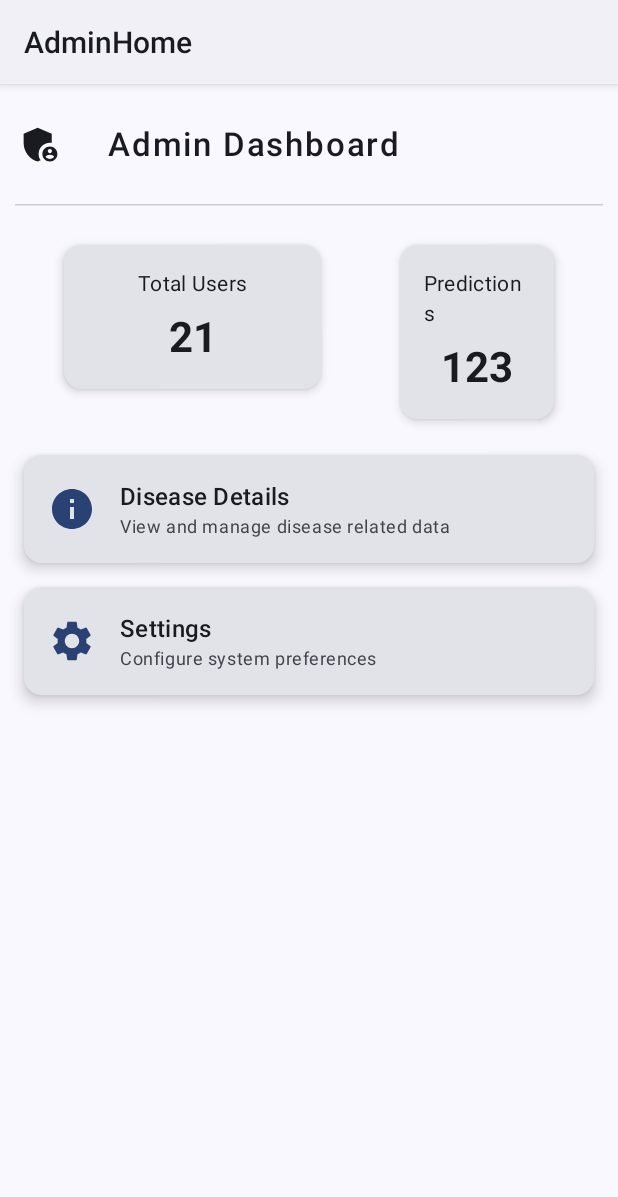
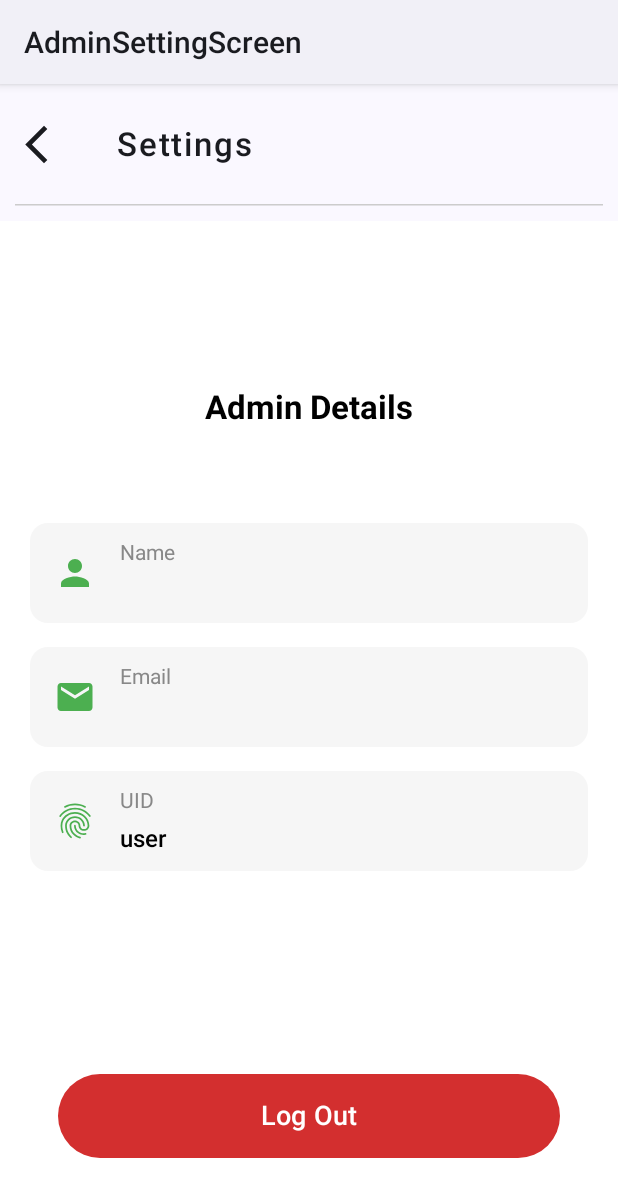
Before and after one commit to Mahato-Sunil/pdp_android_app, an Android app built with Jetpack Compose: the AdminHome screen opened directly, with no data from a screen before it, after a tap on "Settings", on a phone screen of 412 x 824 dp. Shown: the top 1197 px of the screen. Run offline under Robolectric (Android 15) with nearby library versions, the phone set to English and light mode, and no system bars; our stand-ins replace Firebase (no records; nobody signed in at launch, a user with empty details on screens opened directly).

Commit message:
Added Admin Setting and Cases Screen

```diff
--- a/app/src/main/java/com/officialsunil/pdpapplication/admin/screen/AdminHome.kt
+++ b/app/src/main/java/com/officialsunil/pdpapplication/admin/screen/AdminHome.kt
@@ -11,6 +11,7 @@ import androidx.compose.material3.Text
 import androidx.compose.runtime.Composable
 import androidx.compose.animation.AnimatedVisibility
 import androidx.compose.animation.core.animateFloatAsState
+import androidx.compose.foundation.background
 import androidx.compose.foundation.clickable
 import androidx.compose.foundation.interaction.MutableInteractionSource
 import androidx.compose.foundation.layout.*
@@ -34,6 +35,7 @@ import androidx.compose.ui.unit.dp
 import androidx.compose.ui.unit.sp
 import kotlinx.coroutines.delay
 import com.officialsunil.pdpapplication.admin.screen.ui.theme.PDPApplicationTheme
+import com.officialsunil.pdpapplication.utils.NavigationUtils
 
 class AdminHome : ComponentActivity() {
     override fun onCreate(savedInstanceState: Bundle?) {
@@ -44,8 +46,13 @@ class AdminHome : ComponentActivity() {
                 AdminDashboardScreen(
                     totalUsers = 21,
                     totalPredictions = 123,
-                    onDiseaseDetailsClick = {},
-                    onSettingsClick = {}
+                    onDiseaseDetailsClick = {
+                        // navigate to the diseae details section
+                        NavigationUtils.navigate(this@AdminHome, "adminCase")
+                    },
+                    onSettingsClick = {
+                        NavigationUtils.navigate(this@AdminHome, "adminSettings")
+                    }
                 )
             }
         }
@@ -130,22 +137,31 @@ fun AdminDashboardScreen(
                 }
             }
 
-            Spacer(modifier = Modifier.height(24.dp))
+            Spacer(modifier = Modifier.height(36.dp))
+
+            HorizontalDivider(
+                thickness = 2.dp
+            )
+            Spacer(modifier = Modifier.height(36.dp))
 
             // ===== Navigation Section =====
-            Column(
-                modifier = Modifier.fillMaxWidth(),
-                verticalArrangement = Arrangement.spacedBy(16.dp)
+
+            Row(
+                modifier = Modifier
+                    .fillMaxWidth()
+                    .wrapContentHeight()
+                    .padding(16.dp)
+                ,
+                horizontalArrangement = Arrangement.spacedBy(16.dp),
+                verticalAlignment = Alignment.CenterVertically
             ) {
                 AnimatedDashboardItem(
-                    title = "Disease Details",
-                    description = "View and manage disease related data",
+                    title = "Cases",
                     icon = Icons.Default.Info,
                     onClick = onDiseaseDetailsClick
                 )
                 AnimatedDashboardItem(
                     title = "Settings",
-                    description = "Configure system preferences",
                     icon = Icons.Default.Settings,
                     onClick = onSettingsClick
                 )
@@ -170,15 +186,15 @@ fun SummaryCard(title: String, value: String) {
 
     Card(
         modifier = Modifier
-//            .padding(4.dp)
-            .graphicsLayer { this.alpha = alpha },
+            .graphicsLayer { this.alpha = alpha }
+            .width(150.dp), // Fixed width for uniform card
         elevation = CardDefaults.cardElevation(4.dp)
     ) {
         Column(
             modifier = Modifier
-                .padding(16.dp)
-                .fillMaxWidth(.4f),
-            horizontalAlignment = Alignment.CenterHorizontally
+                .padding(16.dp),
+            horizontalAlignment = Alignment.CenterHorizontally,
+            verticalArrangement = Arrangement.Center
         ) {
             Text(text = title, style = MaterialTheme.typography.bodyMedium)
             Spacer(modifier = Modifier.height(8.dp))
@@ -195,7 +211,6 @@ fun SummaryCard(title: String, value: String) {
 @Composable
 fun AnimatedDashboardItem(
     title: String,
-    description: String,
     icon: ImageVector,
     onClick: () -> Unit
 ) {
@@ -209,7 +224,7 @@ fun AnimatedDashboardItem(
 
     Card(
         modifier = Modifier
-            .fillMaxWidth()
+            .size(120.dp)
             .graphicsLayer {
                 scaleX = scale
                 scaleY = scale
@@ -225,11 +240,11 @@ fun AnimatedDashboardItem(
         elevation = CardDefaults.cardElevation(6.dp),
         shape = MaterialTheme.shapes.medium
     ) {
-        Row(
+        Column (
             modifier = Modifier
                 .padding(16.dp)
-                .fillMaxWidth(),
-            verticalAlignment = Alignment.CenterVertically
+                .fillMaxSize(),
+            horizontalAlignment = Alignment.CenterHorizontally
         ) {
             Icon(
                 imageVector = icon,
@@ -237,29 +252,10 @@ fun AnimatedDashboardItem(
                 modifier = Modifier.size(32.dp),
                 tint = MaterialTheme.colorScheme.primary
             )
-            Spacer(modifier = Modifier.width(16.dp))
+            Spacer(modifier = Modifier.height(16.dp))
             Column {
                 Text(text = title, style = MaterialTheme.typography.titleMedium)
-                Text(
-                    text = description,
-                    style = MaterialTheme.typography.bodySmall,
-                    color = MaterialTheme.colorScheme.onSurfaceVariant
-                )
             }
         }
     }
 }
-
-// preview
-@Composable
-@Preview(showBackground = true, showSystemUi = true)
-fun showAdminPreview() {
-    AdminDashboardScreen(
-        totalUsers = 21,
-        totalPredictions = 123,
-        onDiseaseDetailsClick = {},
-        onSettingsClick = {}
-    )
-}
-
-// random changes
--- /dev/null
+++ b/app/src/main/java/com/officialsunil/pdpapplication/admin/screen/AdminSettingScreen.kt
@@ -0,0 +1,197 @@
+package com.officialsunil.pdpapplication.admin.screen
+
+import android.content.Context
+import android.os.Bundle
+import androidx.activity.ComponentActivity
+import androidx.activity.compose.setContent
+import androidx.activity.enableEdgeToEdge
+import androidx.compose.foundation.background
+import androidx.compose.foundation.layout.*
+import androidx.compose.foundation.shape.RoundedCornerShape
+import androidx.compose.material.icons.Icons
+import androidx.compose.material.icons.filled.ArrowBackIosNew
+import androidx.compose.material.icons.filled.Email
+import androidx.compose.material.icons.filled.Fingerprint
+import androidx.compose.material.icons.filled.Person
+import androidx.compose.material3.*
+import androidx.compose.material3.Icon
+import androidx.compose.runtime.*
+import androidx.compose.ui.Alignment
+import androidx.compose.ui.Modifier
+import androidx.compose.ui.graphics.Color
+import androidx.compose.ui.graphics.vector.ImageVector
+import androidx.compose.ui.platform.LocalContext
+import androidx.compose.ui.res.colorResource
+import androidx.compose.ui.text.TextStyle
+import androidx.compose.ui.text.font.FontWeight
+import androidx.compose.ui.text.style.TextAlign
+import androidx.compose.ui.unit.dp
+import androidx.compose.ui.unit.sp
+import com.google.firebase.auth.FirebaseAuth
+import com.officialsunil.pdpapplication.R
+import com.officialsunil.pdpapplication.ui.theme.PDPApplicationTheme
+import com.officialsunil.pdpapplication.utils.NavigationUtils
+
+class AdminSettingScreen : ComponentActivity() {
+    override fun onCreate(savedInstanceState: Bundle?) {
+        super.onCreate(savedInstanceState)
+        enableEdgeToEdge()
+        setContent {
+            PDPApplicationTheme {
+                AdminSettingScreenUI()
+            }
+        }
+    }
+}
+
+@Composable
+fun AdminSettingScreenUI() {
+    Scaffold(
+        topBar = { AdminSettingHeader() },
+        modifier = Modifier
+            .systemBarsPadding()
+            .background(colorResource(R.color.light_background))
+    ) { innerPadding ->
+        Column(
+            modifier = Modifier
+                .fillMaxSize()
+                .padding(innerPadding)
+                .background(Color.White)
+        ) {
+            AdminSettingContainerUI(
+                modifier = Modifier.padding(innerPadding), context = LocalContext.current
+            )
+        }
+    }
+}
+
+// header
+@Composable
+fun AdminSettingHeader() {
+    val context = LocalContext.current
+    Column {
+        Row(
+            verticalAlignment = Alignment.CenterVertically,
+            horizontalArrangement = Arrangement.spacedBy(30.dp),
+            modifier = Modifier
+                .fillMaxWidth()
+                .padding(top = 10.dp)
+                .height(60.dp)
+        ) {
+            IconButton(
+                onClick = {
+                    NavigationUtils.navigate(context, "adminHome", true)
+                }) {
+                Icon(
+                    imageVector = Icons.Default.ArrowBackIosNew,
+                    contentDescription = "Arrow Back",
+                    modifier = Modifier.size(30.dp)
+                )
+            }
+
+            Text(
+                text = "Settings", style = TextStyle(
+                    fontWeight = FontWeight.SemiBold, fontSize = 22.sp, letterSpacing = 1.2.sp
+                ), textAlign = TextAlign.Start, modifier = Modifier.wrapContentSize()
+            )
+        }
+
+        HorizontalDivider(
+            modifier = Modifier
+                .fillMaxWidth()
+                .padding(10.dp),
+            thickness = 1.dp,
+            color = Color.LightGray
+        )
+    }
+}
+
+// container for admin details
+@Composable
+fun AdminSettingContainerUI(modifier: Modifier = Modifier, context: Context) {
+    val auth = FirebaseAuth.getInstance()
+    val user = auth.currentUser
+
+    Column(
+        horizontalAlignment = Alignment.CenterHorizontally,
+        verticalArrangement = Arrangement.spacedBy(16.dp),
+        modifier = modifier
+            .fillMaxSize()
+            .padding(20.dp)
+    ) {
+        Text(
+            text = "Admin Details", style = TextStyle(
+                fontSize = 22.sp, fontWeight = FontWeight.Bold, color = Color.Black
+            ), modifier = Modifier.align(Alignment.CenterHorizontally)
+        )
+
+        Spacer(Modifier.height(32.dp))
+
+        // modern rows for each detail
+        DetailRow(
+            icon = Icons.Default.Person, label = "Name", value = user?.displayName ?: "Not set"
+        )
+        DetailRow(
+            icon = Icons.Default.Email, label = "Email", value = user?.email ?: "Not available"
+        )
+        DetailRow(icon = Icons.Default.Fingerprint, label = "UID", value = user?.uid ?: "N/A")
+
+        Spacer(modifier = Modifier.weight(1f))
+
+        // logout button
+        Button(
+            onClick = {
+                auth.signOut()
+                NavigationUtils.navigate(context, "register", true)
+            },
+            shape = RoundedCornerShape(50),
+            modifier = Modifier
+                .fillMaxWidth(.9f)
+                .height(56.dp),
+            colors = ButtonDefaults.buttonColors(
+                containerColor = Color(0xFFD32F2F), contentColor = Color.White
+            )
+        ) {
+            Text(text = "Log Out", fontSize = 18.sp, fontWeight = FontWeight.SemiBold)
+        }
+
+        Spacer(Modifier.height(16.dp))
+    }
+}
+
+@Composable
+fun DetailRow(icon: ImageVector, label: String, value: String) {
+    Row(
+        verticalAlignment = Alignment.CenterVertically,
+        modifier = Modifier
+            .fillMaxWidth()
+            .wrapContentHeight()
+            .background(Color(0xFFF6F6F6), RoundedCornerShape(12.dp))
+            .padding(horizontal = 16.dp, vertical = 12.dp)
+    ) {
+        Icon(
+            imageVector = icon,
+            contentDescription = label,
+            tint = Color(0xFF4CAF50),
+            modifier = Modifier.size(28.dp)
+        )
+
+        Spacer(modifier = Modifier.width(16.dp))
+
+        Column(
+            verticalArrangement = Arrangement.spacedBy(8.dp),
+            modifier = Modifier.weight(1f)
+        ) {
+            Text(
+                text = label, style = TextStyle(
+                    fontSize = 14.sp, color = Color.Gray
+                )
+            )
+            Text(
+                text = value, style = TextStyle(
+                    fontSize = 16.sp, fontWeight = FontWeight.Medium, color = Color.Black
+                )
+            )
+        }
+    }
+}
--- a/app/src/main/java/com/officialsunil/pdpapplication/utils/NavigationUtils.kt
+++ b/app/src/main/java/com/officialsunil/pdpapplication/utils/NavigationUtils.kt
@@ -3,13 +3,14 @@ package com.officialsunil.pdpapplication.utils
 import android.app.Activity
 import android.content.Context
 import android.content.Intent
+import com.officialsunil.pdpapplication.admin.screen.AdminAddDisease
+import com.officialsunil.pdpapplication.admin.screen.AdminCasesScreen
 import com.officialsunil.pdpapplication.admin.screen.AdminHome
 import com.officialsunil.pdpapplication.admin.screen.AdminLoginScreen
+import com.officialsunil.pdpapplication.admin.screen.AdminSettingScreen
 import com.officialsunil.pdpapplication.viewui.AboutActivity
 import com.officialsunil.pdpapplication.viewui.AccountCenterActivity
 import com.officialsunil.pdpapplication.viewui.CameraActivity
-import com.officialsunil.pdpapplication.viewui.CameraPreview
-import com.officialsunil.pdpapplication.viewui.CameraPreviewScreen
 import com.officialsunil.pdpapplication.viewui.DiagnosesListActivity
 import com.officialsunil.pdpapplication.viewui.DiseaseAnalysis
 import com.officialsunil.pdpapplication.viewui.GoogleSignInRationale
@@ -17,7 +18,6 @@ import com.officialsunil.pdpapplication.viewui.HomeActivity
 import com.officialsunil.pdpapplication.viewui.MainActivity
 import com.officialsunil.pdpapplication.viewui.PredictionActivity
 import com.officialsunil.pdpapplication.viewui.StatisticsActivity
-import kotlin.jvm.java
 
 object NavigationUtils {
     fun navigate(
@@ -34,8 +34,15 @@ object NavigationUtils {
             "prediction" -> Intent(context, PredictionActivity::class.java)
             "signinRationale" -> Intent(context, GoogleSignInRationale::class.java)
             "analysis" -> Intent(context, DiseaseAnalysis::class.java)
+
+            /* * Admin Screens * */
+
             "adminLogin" -> Intent(context, AdminLoginScreen::class.java)
             "adminHome" -> Intent(context, AdminHome::class.java)
+            "adminCase" -> Intent(context, AdminCasesScreen::class.java)
+            "adminSettings" -> Intent(context, AdminSettingScreen::class.java)
+            "addDisease" -> Intent(context, AdminAddDisease::class.java)
+
             else -> Intent(context, HomeActivity::class.java)
         }
         if (data.isNotEmpty()) {
--- a/app/src/main/java/com/officialsunil/pdpapplication/viewui/DiagnosesListActivity.kt
+++ b/app/src/main/java/com/officialsunil/pdpapplication/viewui/DiagnosesListActivity.kt
@@ -139,7 +139,7 @@ fun DiagnosesContainer(
                 )
             })
         } else {
-            DiagnosesList(predictionData, onItemClicked = { dataToPass ->
+            DiseaseList(predictionData, onItemClicked = { dataToPass ->
                 // pass the disease id
                 NavigationUtils.navigate(
                     context = context, destination = "statistics", data = dataToPass
@@ -220,7 +220,7 @@ fun DiagnosesHeadingUI(context: Context) {
 
 // composable function to show the diagnoses list
 @Composable
-fun DiagnosesList(
+fun DiseaseList(
     predictionData: RetrievePredictionData?, onItemClicked: (String) -> Unit
 ) {
     Column(
--- a/app/src/main/res/values/strings.xml
+++ b/app/src/main/res/values/strings.xml
@@ -15,4 +15,7 @@
     <string name="camera_preview_screen">Camera_preview_screen</string>
     <string name="title_activity_admin_login_screen">AdminLoginScreen</string>
     <string name="title_activity_admin_home">AdminHome</string>
+    <string name="title_activity_admin_cases_screen">AdminCasesScreen</string>
+    <string name="title_activity_admin_setting_screen">AdminSettingScreen</string>
+    <string name="title_activity_admin_add_disease">AdminAddDisease</string>
 </resources>
```
Also changed, not shown: app/src/main/AndroidManifest.xml (+15 -0 lines), app/src/main/java/com/officialsunil/pdpapplication/admin/screen/AdminAddDisease.kt (added, +47 -0 lines), app/src/main/java/com/officialsunil/pdpapplication/admin/screen/AdminCasesScreen.kt (added, +263 -0 lines).
